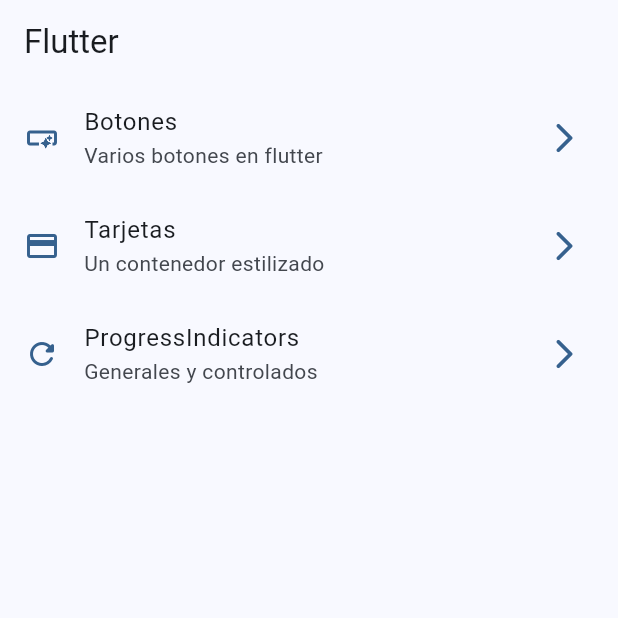
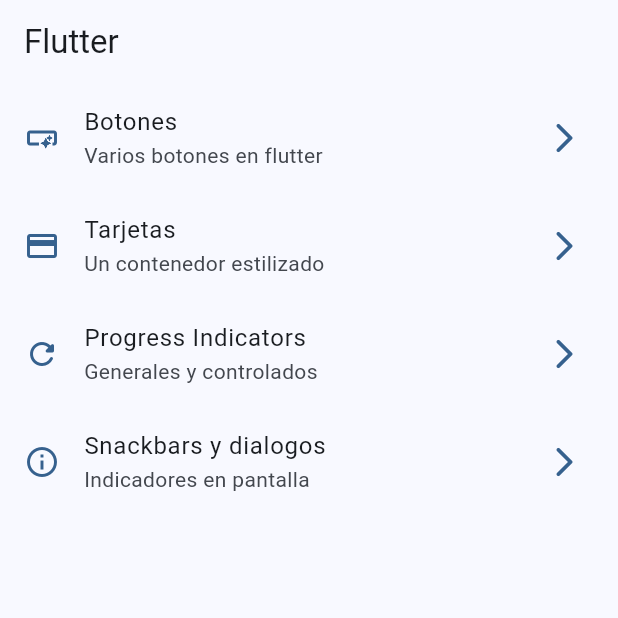
Before and after one commit to leitoon/widgets_app, a Flutter app: the screen it shows after launch, on a phone screen of 412 x 824 dp, the top half of it. Run offline on Flutter 3.47's test engine with Material 3 defaults, Android fonts, the phone set to English and light mode, and no system bars; our stand-ins replace go_router.

Commit message:
snackbars

```diff
--- a/lib/config/menu/menu_items.dart
+++ b/lib/config/menu/menu_items.dart
@@ -23,8 +23,13 @@ class MenuItem {
     link: '/cards',
     icon: Icons.credit_card),
     MenuItem(
-    tittle: 'ProgressIndicators',
+    tittle: 'Progress Indicators',
     subTittle: 'Generales y controlados',
     link: '/progress',
-    icon: Icons.refresh_rounded)
+    icon: Icons.refresh_rounded),
+    MenuItem(
+    tittle: 'Snackbars y dialogos',
+    subTittle: 'Indicadores en pantalla',
+    link: '/snackscreen',
+    icon: Icons.info_outline)
 ];
--- a/lib/config/router/app_router.dart
+++ b/lib/config/router/app_router.dart
@@ -33,5 +33,12 @@ final appRouter = GoRouter(
             return  ProgressScreen();
           },
         ),
+        GoRoute(
+          name: SnackScreen.name,
+          path: '/snackscreen',
+          builder: (context,state) {
+            return  SnackScreen();
+          },
+        ),
       ],
   );
--- a/lib/main.dart
+++ b/lib/main.dart
@@ -12,6 +12,7 @@ class MainApp extends StatelessWidget {
   @override
   Widget build(BuildContext context) {
     return  MaterialApp.router(
+      title: 'Flutter Widget',
       routerConfig: appRouter,
       debugShowCheckedModeBanner: false,
       theme: AppTheme(selectedColor: 0).getTheme(),
--- a/lib/presentation/screen/home_screen.dart
+++ b/lib/presentation/screen/home_screen.dart
@@ -1,9 +1,6 @@
-
-
 import 'package:flutter/material.dart';
 import 'package:go_router/go_router.dart';
 import 'package:widgets_app/config/menu/menu_items.dart';
-import 'package:widgets_app/presentation/screen/cards/cards_screen.dart';
 
 
 class HomeScreen extends StatelessWidget {
--- a/lib/presentation/screen/screens.dart
+++ b/lib/presentation/screen/screens.dart
@@ -1,3 +1,5 @@
+export 'package:widgets_app/presentation/screen/snackbar/snackbar_screen.dart';
+
 export 'package:widgets_app/presentation/screen/infinite_scroll/infinite_scroll_screen.dart';
 export 'package:flutter/material.dart';
 export 'package:widgets_app/presentation/screen/progress/progress_screen.dart';
```
Also changed, not shown: lib/presentation/screen/snackbar/snackbar_screen.dart (+61 -1 lines).
